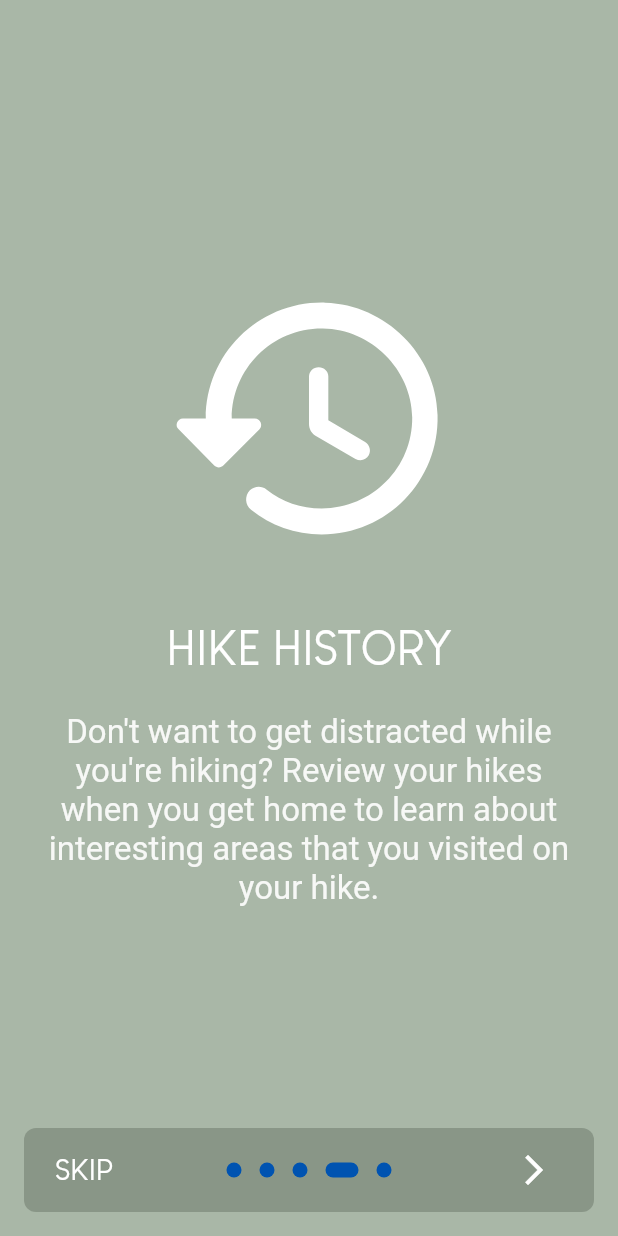
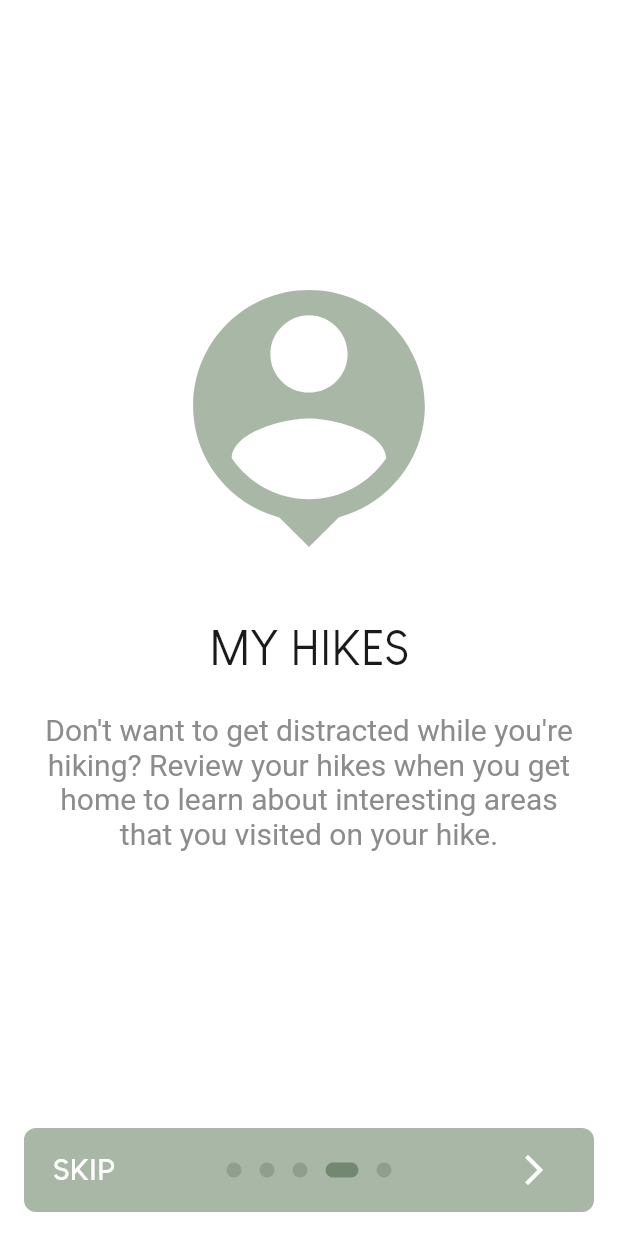
Before and after one commit to HadenHiles/G7TrailApp, a Flutter app: the screen it shows after launch, swiped to page 4, on a phone screen of 412 x 824 dp. Run offline on Flutter 3.47's test engine with Material 2 defaults, Android fonts, the phone set to English and light mode, and no system bars; drawn by our look-alikes of introduction_screen; our stand-ins replace auto_size_text, cloud_firestore, firebase_analytics, firebase_auth, firebase_core, firebase_messaging and 7 more; missing offline and left inert: ci_connectivity, password_strength, the_apple_sign_in; accounts and stored records are empty.

Commit message:
- Cleanup introduction screen designs (still more to do) - Let users use the app without logging in, but prompt to login when trying to view "my hikes" tab (don't save their hike data unless they create an account) - Basic light/dark theme support - Basic settings page gui

```diff
--- a/analysis_options.yaml
+++ b/analysis_options.yaml
@@ -22,7 +22,8 @@ linter:
   # `// ignore_for_file: name_of_lint` syntax on the line or in the file
   # producing the lint.
   rules:
-    # avoid_print: false  # Uncomment to disable the `avoid_print` rule
+    prefer_const_constructors : false
+    avoid_print: false  # Uncomment to disable the `avoid_print` rule
     # prefer_single_quotes: true  # Uncomment to enable the `prefer_single_quotes` rule
 
 # Additional information about this file can be found at
--- a/lib/intro_screen.dart
+++ b/lib/intro_screen.dart
@@ -1,10 +1,10 @@
 import 'package:flutter/foundation.dart';
 import 'package:flutter/material.dart';
 import 'package:g7trailapp/navigation/nav.dart';
+import 'package:g7trailapp/theme/theme.dart';
 import 'package:introduction_screen/introduction_screen.dart';
 import 'package:provider/provider.dart';
 import 'package:shared_preferences/shared_preferences.dart';
-import 'package:g7trailapp/login.dart';
 import 'package:g7trailapp/main.dart';
 import 'package:g7trailapp/theme/preferences_state_notifier.dart';
 
@@ -18,6 +18,14 @@ class IntroScreen extends StatefulWidget {
 class _IntroScreenState extends State<IntroScreen> {
   final introKey = GlobalKey<IntroductionScreenState>();
   bool _darkMode = preferences.darkMode;
+  Color _background = Colors.white;
+  Color _titleColor = Color(0xff1A1A1A);
+  Color _textColor = Color(0xff8c8c8c);
+  Color _buttonColor = Color(0xffA9B7A7);
+  Color _buttonTextColor = Colors.white;
+  Color _controlsBackground = Color(0xffF2F2F2);
+  Color _controlsContrast = Color(0xffD5D5D5);
+  Color _controlsActive = darken(Color(0xffA9B7A7), 0.2);
 
   Future<void> _onIntroEnd(context) async {
     SharedPreferences prefs = await SharedPreferences.getInstance();
@@ -25,7 +33,7 @@ class _IntroScreenState extends State<IntroScreen> {
 
     Navigator.of(context).pushReplacement(
       MaterialPageRoute(builder: (context) {
-        return user != null ? const FluidNavigationBar() : const Login();
+        return const FluidNavigationBar();
       }),
     );
   }
@@ -41,34 +49,76 @@ class _IntroScreenState extends State<IntroScreen> {
 
   @override
   Widget build(BuildContext context) {
-    const bodyStyle = TextStyle(fontSize: 22.0, color: Color.fromRGBO(255, 255, 255, 0.9));
+    if (!_darkMode) {
+      _background = Colors.white;
+      _titleColor = Color(0xff1A1A1A);
+      _textColor = Color(0xff8c8c8c);
+      _buttonColor = Color(0xffA9B7A7);
+      _buttonTextColor = Colors.white;
+      _controlsBackground = Color(0xffA9B7A7);
+      _controlsContrast = darken(Color(0xffA9B7A7), 0.1);
+      _controlsActive = darken(Color(0xffA9B7A7), 0.2);
+    } else {
+      setState(() {
+        _background = const Color(0xff1A1A1A);
+        _titleColor = Color(0xffF2F2F2);
+        _textColor = const Color(0xffF2f2f2);
+        _buttonColor = Color(0xffA9B7A7);
+        _buttonTextColor = Colors.white;
+        _controlsBackground = darken(Color(0xffA9B7A7), 0.3);
+        _controlsContrast = darken(Color(0xffA9B7A7), 0.4);
+        _controlsActive = Color(0xffA9B7A7);
+      });
+    }
 
-    const pageDecoration = PageDecoration(
+    var bodyStyle = TextStyle(
+      fontSize: 20.0,
+      color: _textColor,
+    );
+
+    PageDecoration pageDecoration = PageDecoration(
       titleTextStyle: TextStyle(
         fontSize: 32.0,
         fontFamily: 'LGCafe',
-        color: Colors.white,
+        color: _titleColor,
       ),
       bodyTextStyle: bodyStyle,
-      descriptionPadding: EdgeInsets.fromLTRB(16.0, 0.0, 16.0, 16.0),
-      pageColor: Color(0xffA9B7A7),
+      descriptionPadding: EdgeInsets.fromLTRB(10.0, 0.0, 10.0, 10.0),
+      pageColor: _background,
       imagePadding: EdgeInsets.zero,
     );
 
     return IntroductionScreen(
       key: introKey,
-      globalBackgroundColor: const Color(0xffA9B7A7),
+      globalBackgroundColor: _background,
       pages: [
         PageViewModel(
-          title: "Take it all in".toUpperCase(),
-          body: "Appreciate all that the Group of Seven Lake Superior Trail has to offer",
-          image: _buildImage('logo.png', MediaQuery.of(context).size.width * 0.7),
+          title: "",
+          bodyWidget: Column(
+            mainAxisAlignment: MainAxisAlignment.spaceBetween,
+            mainAxisSize: MainAxisSize.max,
+            children: [
+              Container(
+                margin: const EdgeInsets.only(bottom: 25),
+                child: _buildImage('logo.png', MediaQuery.of(context).size.width * .7),
+              ),
+              Text(
+                "Appreciate all that the Group of Seven Lake Superior Trail has to offer",
+                style: bodyStyle,
+                textAlign: TextAlign.center,
+              ),
+            ],
+          ),
           decoration: pageDecoration,
         ),
         PageViewModel(
-          title: "Learn about the trail's History".toUpperCase(),
-          body: "There's so much interesting things to learn",
-          image: _buildImage('logo.png', MediaQuery.of(context).size.width * 0.9),
+          title: "Learn while you hike".toUpperCase(),
+          body: "There's so many interesting things to learn about the trail's history",
+          image: Icon(
+            Icons.school_rounded,
+            size: MediaQuery.of(context).size.width * 0.5,
+            color: _buttonColor,
+          ),
           decoration: pageDecoration,
         ),
         PageViewModel(
@@ -77,17 +127,17 @@ class _IntroScreenState extends State<IntroScreen> {
           image: Icon(
             Icons.notifications_active_rounded,
             size: MediaQuery.of(context).size.width * 0.5,
-            color: Colors.white,
+            color: _buttonColor,
           ),
           decoration: pageDecoration,
         ),
         PageViewModel(
-          title: "Hike History".toUpperCase(),
+          title: "My Hikes".toUpperCase(),
           body: "Don't want to get distracted while you're hiking? Review your hikes when you get home to learn about interesting areas that you visited on your hike.",
           image: Icon(
-            Icons.history_rounded,
+            Icons.location_history,
             size: MediaQuery.of(context).size.width * 0.5,
-            color: Colors.white,
+            color: _buttonColor,
           ),
           decoration: pageDecoration,
         ),
@@ -121,14 +171,14 @@ class _IntroScreenState extends State<IntroScreen> {
                             },
                             child: Text(
                               "Light".toUpperCase(),
-                              style: const TextStyle(
+                              style: TextStyle(
                                 fontFamily: 'LGCafe',
                                 fontSize: 24,
-                                color: Colors.black54,
+                                color: _textColor,
                               ),
                             ),
                             style: ButtonStyle(
-                              backgroundColor: MaterialStateProperty.all(Colors.white),
+                              backgroundColor: MaterialStateProperty.all(darken(_background, 0.1)),
                             ),
                           ),
                         ),
@@ -148,14 +198,16 @@ class _IntroScreenState extends State<IntroScreen> {
                             },
                             child: Text(
                               "Dark".toUpperCase(),
-                              style: const TextStyle(
+                              style: TextStyle(
                                 fontFamily: 'LGCafe',
                                 fontSize: 24,
-                                color: Color.fromRGBO(255, 255, 255, 0.75),
+                                color: _buttonTextColor,
                               ),
                             ),
                             style: ButtonStyle(
-                              backgroundColor: MaterialStateProperty.all(const Color(0xff1A1A1A)),
+                              backgroundColor: MaterialStateProperty.all(
+                                darken(_buttonColor, 0.1),
+                              ),
                             ),
                           ),
                         ),
@@ -164,12 +216,12 @@ class _IntroScreenState extends State<IntroScreen> {
                     const SizedBox(
                       height: 10,
                     ),
-                    const Text(
+                    Text(
                       'You can change this later',
                       style: TextStyle(
                         fontFamily: 'LGCafe',
                         fontSize: 18,
-                        color: Colors.white70,
+                        color: _textColor,
                       ),
                       textAlign: TextAlign.center,
                     ),
@@ -181,7 +233,7 @@ class _IntroScreenState extends State<IntroScreen> {
           image: Icon(
             Icons.brightness_4,
             size: MediaQuery.of(context).size.width * 0.5,
-            color: preferences.darkMode ? Colors.black : Colors.white,
+            color: _buttonColor,
           ),
           decoration: pageDecoration,
         ),
@@ -194,37 +246,40 @@ class _IntroScreenState extends State<IntroScreen> {
       //rtl: true, // Display as right-to-left
       skip: Text(
         'Skip'.toUpperCase(),
-        style: const TextStyle(
+        style: TextStyle(
           fontFamily: 'LGCafe',
           fontSize: 20,
-          color: Colors.white,
+          fontWeight: FontWeight.w600,
+          color: _buttonTextColor,
         ),
       ),
-      next: const Icon(
+      next: Icon(
         Icons.arrow_forward_ios,
-        color: Colors.white,
+        color: _buttonTextColor,
       ),
       done: Text(
         'Done'.toUpperCase(),
-        style: const TextStyle(
+        style: TextStyle(
           fontFamily: 'LGCafe',
           fontSize: 20,
-          color: Colors.white,
+          fontWeight: FontWeight.w600,
+          color: _buttonTextColor,
         ),
       ),
       curve: Curves.fastLinearToSlowEaseIn,
       controlsMargin: const EdgeInsets.all(16),
       controlsPadding: kIsWeb ? const EdgeInsets.all(12.0) : const EdgeInsets.fromLTRB(8.0, 4.0, 8.0, 4.0),
-      dotsDecorator: const DotsDecorator(
+      dotsDecorator: DotsDecorator(
         size: Size(10.0, 10.0),
-        color: Color(0xff0053B1),
+        activeColor: _controlsActive,
+        color: _controlsContrast,
         activeSize: Size(22.0, 10.0),
         activeShape: RoundedRectangleBorder(
           borderRadius: BorderRadius.all(Radius.circular(25.0)),
         ),
       ),
-      dotsContainerDecorator: const ShapeDecoration(
-        color: Color(0xff899687),
+      dotsContainerDecorator: ShapeDecoration(
+        color: _controlsBackground,
         shape: RoundedRectangleBorder(
           borderRadius: BorderRadius.all(Radius.circular(8.0)),
         ),
--- a/lib/main.dart
+++ b/lib/main.dart
@@ -3,7 +3,6 @@ import 'package:firebase_analytics/observer.dart';
 import 'package:firebase_messaging/firebase_messaging.dart';
 import 'package:flutter/cupertino.dart';
 import 'package:g7trailapp/intro_screen.dart';
-import 'package:g7trailapp/login.dart';
 import 'package:g7trailapp/models/preferences.dart';
 import 'package:g7trailapp/navigation/nav.dart';
 import 'package:g7trailapp/services/authentication/auth.dart';
@@ -115,7 +114,7 @@ class Home extends StatelessWidget {
         preferences = settingsState.preferences;
 
         return MaterialApp(
-          title: '10,000 Shot Challenge',
+          title: 'Group of Seven Lake Superior Trail',
           navigatorKey: navigatorKey,
           theme: preferences.darkMode ? HomeTheme.darkTheme : HomeTheme.lightTheme,
           darkTheme: HomeTheme.darkTheme,
@@ -123,7 +122,7 @@ class Home extends StatelessWidget {
           navigatorObservers: [
             FirebaseAnalyticsObserver(analytics: analytics),
           ],
-          home: !introShown ? const IntroScreen() : (user != null ? const FluidNavigationBar() : const Login()),
+          home: !introShown ? const IntroScreen() : const FluidNavigationBar(),
         );
       },
     );
--- a/lib/models/firestore/user_profile.dart
+++ b/lib/models/firestore/user_profile.dart
@@ -30,5 +30,5 @@ class UserProfile {
     };
   }
 
-  UserProfile.fromSnapshot(DocumentSnapshot? snapshot) : this.fromMap(snapshot!.data as Map<String, dynamic>, reference: snapshot.reference);
+  UserProfile.fromSnapshot(DocumentSnapshot? snapshot) : this.fromMap(snapshot!.data() as Map<String, dynamic>, reference: snapshot.reference);
 }
--- a/lib/navigation/fluid_button.dart
+++ b/lib/navigation/fluid_button.dart
@@ -1,5 +1,6 @@
 import 'package:flutter/material.dart';
 import 'package:flutter/animation.dart';
+import 'package:g7trailapp/theme/theme.dart';
 import './curves.dart';
 
 typedef FluidNavBarButtonPressedCallback = void Function();
@@ -81,8 +82,8 @@ class _FluidNavBarButtonState extends State<FluidNavBarButton> with SingleTicker
           // This container just draws a circle with a certain radius and offset
           margin: EdgeInsets.all(ne.width / 2 - _radius),
           constraints: BoxConstraints.tight(const Size.square(_radius * 2)),
-          decoration: const ShapeDecoration(
-            color: Color(0xff35435D),
+          decoration: ShapeDecoration(
+            color: darken(Color(0xffA9B7A7), 0.2),
             shape: CircleBorder(),
           ),
           transform: Matrix4.translationValues(0, -offset, 0),
--- a/lib/navigation/fluid_nav_bar.dart
+++ b/lib/navigation/fluid_nav_bar.dart
@@ -1,4 +1,5 @@
 import 'package:flutter/material.dart';
+import 'package:g7trailapp/theme/theme.dart';
 import './fluid_button.dart';
 import './curves.dart';
 
@@ -91,7 +92,7 @@ class _FluidNavBarState extends State<FluidNavBar> with TickerProviderStateMixin
           begin: Curves.easeInExpo.transform(_yController.value),
           end: inCurve.transform(_yController.value),
         ).transform(_yController.velocity.sign * 0.5 + 0.5),
-        const Color(0xff35435D),
+        darken(Color(0xffA9B7A7), 0.2),
       ),
     );
   }
@@ -112,8 +113,8 @@ class _FluidNavBarState extends State<FluidNavBar> with TickerProviderStateMixin
   List<FluidNavBarButton> _buildButtons() {
     List<IconData> icons = [
       Icons.hiking_rounded,
-      Icons.history_rounded,
       Icons.map_rounded,
+      Icons.location_history,
     ];
     return List.generate(3, (i) => FluidNavBarButton(icons[i], _selectedIndex == i, () => _handlePressed(i)));
   }
--- a/lib/screens/explore.dart
+++ b/lib/screens/explore.dart
@@ -4,7 +4,7 @@ class ExploreScreen extends StatelessWidget {
   const ExploreScreen({Key? key}) : super(key: key);
 
   @override
-  Widget build(BuildContext context) {
+  Widget build(context) {
     return Column(
       mainAxisAlignment: MainAxisAlignment.center,
       crossAxisAlignment: CrossAxisAlignment.center,
--- a/lib/theme/theme.dart
+++ b/lib/theme/theme.dart
@@ -6,9 +6,9 @@ class HomeTheme {
   static final ThemeData lightTheme = ThemeData(
     brightness: Brightness.light,
     primaryColorBrightness: Brightness.dark,
-    backgroundColor: const Color(0xffA9B7A7),
+    backgroundColor: const Color(0xffF2F2F2),
     primaryColor: const Color(0xff0053B1),
-    scaffoldBackgroundColor: const Color(0xffF4F4F4),
+    scaffoldBackgroundColor: const Color(0xffE5E5E5),
     appBarTheme: const AppBarTheme(
       color: Color(0xffF2F2F2),
       iconTheme: IconThemeData(
@@ -21,7 +21,7 @@ class HomeTheme {
       primary: Color(0xffF2F2F2),
       onPrimary: Colors.black54,
       primaryVariant: Color(0xffF4F4F4),
-      secondary: Color(0xff7FADF9),
+      secondary: Color(0xffA9B7A7),
       onSecondary: Colors.white,
       onBackground: Colors.black,
     ),
```
Also changed, not shown: lib/login.dart (+28 -20 lines), lib/navigation/nav.dart (+8 -9 lines), lib/screens/account.dart (deleted, +0 -16 lines), lib/screens/map.dart (renamed from lib/screens/home.dart, +4 -4 lines), lib/screens/profile.dart (+40 -13 lines), lib/screens/profile/settings/settings.dart (+7 -14 lines), 1 other file.
